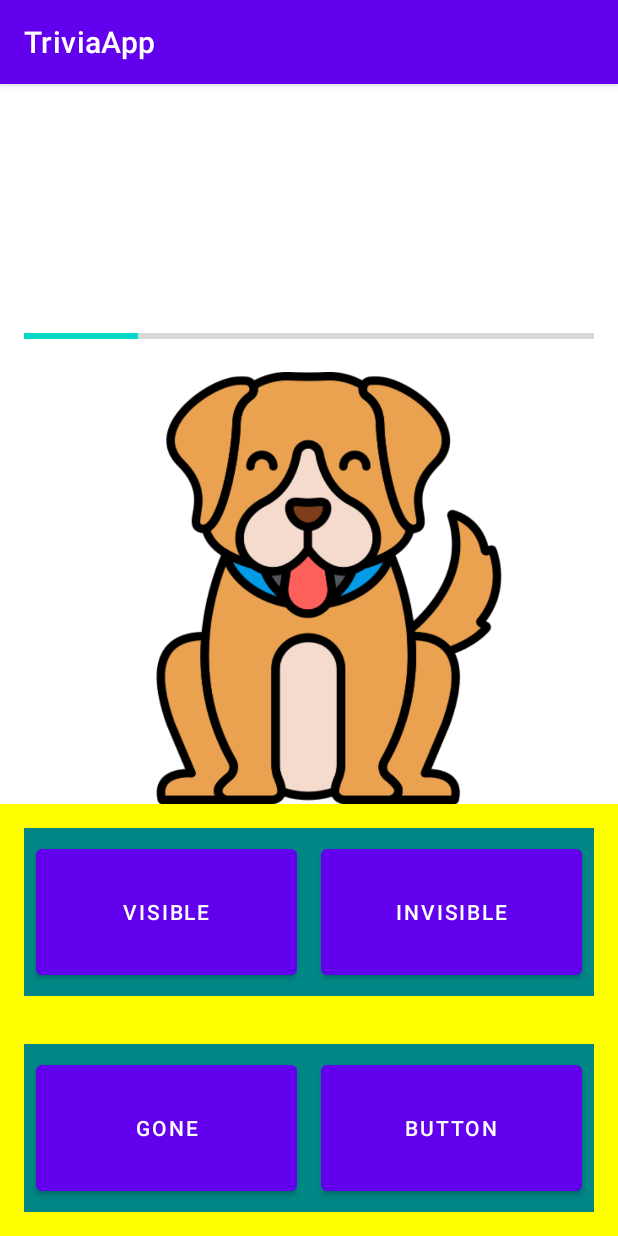
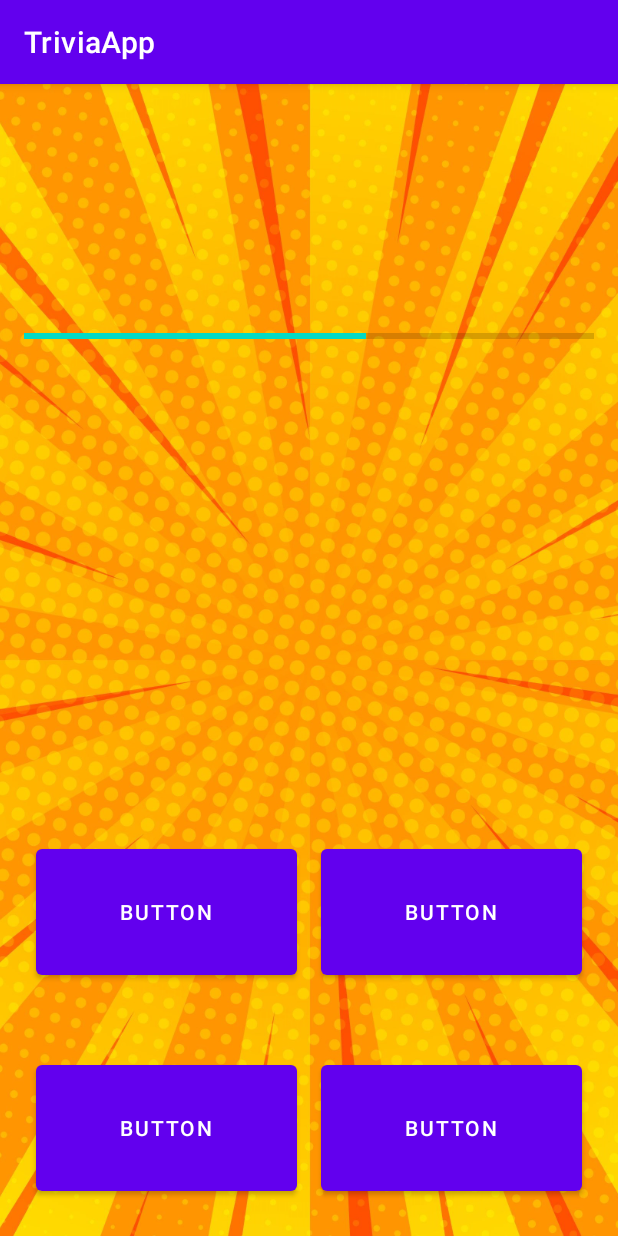
Before and after one commit to TomCo2210/22A-11345-L2-L4, an Android app: the screen it shows after launch (MainActivity), on a phone screen of 412 x 824 dp. Run offline under Robolectric (Android 15) with nearby library versions, the phone set to English and light mode, and no system bars; pictures from the network do not load; 4 statements that could not run were skipped.

Commit message:
Timer, Background, Vibrate, Glide, Toast, Models.

```diff
--- a/app/build.gradle
+++ b/app/build.gradle
@@ -35,4 +35,8 @@ dependencies {
     testImplementation 'junit:junit:4.+'
     androidTestImplementation 'androidx.test.ext:junit:1.1.3'
     androidTestImplementation 'androidx.test.espresso:espresso-core:3.4.0'
+
+    //Glide - image loader
+    implementation 'com.github.bumptech.glide:glide:4.12.0'
+    annotationProcessor 'com.github.bumptech.glide:compiler:4.12.0'
 }
--- a/app/src/main/AndroidManifest.xml
+++ b/app/src/main/AndroidManifest.xml
@@ -1,6 +1,9 @@
 <?xml version="1.0" encoding="utf-8"?>
 <manifest xmlns:android="http://schemas.android.com/apk/res/android"
     package="com.example.triviaapp">
+
+    <uses-permission android:name="android.permission.INTERNET"/>
+    <uses-permission android:name="android.permission.VIBRATE"/>
 
     <application
         android:allowBackup="true"
@@ -10,7 +13,7 @@
         android:supportsRtl="true"
         android:theme="@style/Theme.TriviaApp">
         <activity
-            android:name=".MainActivity"
+            android:name=".Activities.MainActivity"
             android:exported="true">
             <intent-filter>
                 <action android:name="android.intent.action.MAIN" />
--- /dev/null
+++ b/app/src/main/java/com/example/triviaapp/Activities/MainActivity.java
@@ -0,0 +1,152 @@
+package com.example.triviaapp.Activities;
+
+import androidx.appcompat.app.AppCompatActivity;
+
+import android.content.Context;
+import android.os.Build;
+import android.os.Bundle;
+import android.os.Handler;
+import android.os.VibrationEffect;
+import android.os.Vibrator;
+import android.util.Log;
+import android.view.View;
+import android.widget.Button;
+import android.widget.ImageView;
+import android.widget.ProgressBar;
+import android.widget.Toast;
+
+import com.bumptech.glide.Glide;
+import com.example.triviaapp.Models.DataManager;
+import com.example.triviaapp.Models.Question;
+import com.example.triviaapp.R;
+
+import java.util.ArrayList;
+import java.util.Timer;
+import java.util.TimerTask;
+
+public class MainActivity extends AppCompatActivity {
+
+    private ImageView main_IMG_question;
+    private ProgressBar main_PRG_time;
+    private Button[] main_BTN_answers;
+
+    private static final int DELAY = 1000;
+    private int clock = 10;
+    private Timer timer;
+
+    private ArrayList<Question> questions;
+    private int currentQuestion = 0;
+
+    @Override
+    protected void onCreate(Bundle savedInstanceState) {
+        super.onCreate(savedInstanceState);
+        setContentView(R.layout.activity_main);
+
+        questions = DataManager.generateQuestion();
+
+        findViews();
+        initViews();
+
+        main_PRG_time.setMax(10);
+        main_PRG_time.setProgress(10);
+    }
+
+    private void initViews() {
+        ImageView main_IMG_background = findViewById(R.id.main_IMG_background);
+        Glide
+                .with(this)
+                .load(R.drawable.img_background)
+                .centerCrop()
+                .into(main_IMG_background);
+        for (int i = 0; i < main_BTN_answers.length ; i++) {
+            int finalI = i;
+            main_BTN_answers[i].setOnClickListener(v -> {
+                clicked(finalI);
+            });
+        }
+    }
+
+    private void updateUI() {
+        startTicker();
+        Question q = questions.get(currentQuestion);
+
+        Glide
+                .with(this)
+                .load(q.getImage())
+                .into(main_IMG_question);
+
+        for (int i = 0; i < q.getAnswers().size(); i++) {
+            main_BTN_answers[i].setText(q.getAnswers().get(i));
+        }
+    }
+
+    private void clicked(int buttonIndex) {
+        vibrate();
+        if (buttonIndex == 0){
+            toast("Correct");
+        }
+        stopTicker();
+       // nextQuestion();
+    }
+
+    private void toast(String text) {
+        Toast.makeText(this, text, Toast.LENGTH_LONG).show();
+    }
+
+    private void vibrate() {
+        Vibrator v = (Vibrator) getSystemService(Context.VIBRATOR_SERVICE);
+        // Vibrate for 500 milliseconds
+        if (Build.VERSION.SDK_INT >= Build.VERSION_CODES.O) {
+            v.vibrate(VibrationEffect.createOneShot(500, VibrationEffect.DEFAULT_AMPLITUDE));
+        } else {
+            //deprecated in API 26
+            v.vibrate(500);
+        }
+    }
+
+    @Override
+    protected void onStart() {
+        super.onStart();
+        updateUI();
+    }
+
+    private void startTicker() {
+        timer = new Timer();
+        timer.scheduleAtFixedRate(new TimerTask() {
+            @Override
+            public void run() {
+                Log.d("timeTick", "Tick: " + clock + " On Thread: " + Thread.currentThread().getName());
+                runOnUiThread(() -> {
+                    Log.d("timeTick", "Tick: " + clock + " On Thread: " + Thread.currentThread().getName());
+                    updateProgressBar();
+                });
+            }
+        }, 0, DELAY);
+    }
+
+    private void updateProgressBar() {
+        main_PRG_time.setProgress(--clock);
+    }
+
+    @Override
+    protected void onStop() {
+        super.onStop();
+        stopTicker();
+    }
+
+    private void stopTicker() {
+       timer.cancel();
+    }
+
+
+    private void findViews() {
+        main_IMG_question = findViewById(R.id.main_IMG_question);
+        main_PRG_time = findViewById(R.id.main_PRG_time);
+        main_BTN_answers = new Button[]{
+                findViewById(R.id.main_BTN_answer1),
+                findViewById(R.id.main_BTN_answer2),
+                findViewById(R.id.main_BTN_answer3),
+                findViewById(R.id.main_BTN_answer4)
+        };
+    }
+}
--- a/app/src/main/java/com/example/triviaapp/MainActivity.java
+++ /dev/null
@@ -1,95 +0,0 @@
-package com.example.triviaapp;
-
-import androidx.appcompat.app.AppCompatActivity;
-
-import android.os.Bundle;
-import android.os.Handler;
-import android.util.Log;
-import android.view.View;
-import android.widget.Button;
-import android.widget.ImageView;
-import android.widget.ProgressBar;
-
-public class MainActivity extends AppCompatActivity {
-
-    private static final int DELAY = 1000;
-    private ImageView main_IMG_question;
-    private ProgressBar main_PRG_time;
-    private Button[] main_BTN_answers;
-    private int clock = 10;
-    private Handler handler = new Handler();
-    private Runnable r = new Runnable() {
-        @Override
-        public void run() {
-            Log.d("timeTick", "Tick: " + clock);
-            updateProgressBar();
-            handler.postDelayed(this, DELAY);
-        }
-    };
-
-    @Override
-    protected void onCreate(Bundle savedInstanceState) {
-        super.onCreate(savedInstanceState);
-        setContentView(R.layout.activity_main);
-
-        findViews();
-
-        main_PRG_time.setMax(10);
-        main_PRG_time.setProgress(10);
-
-        main_IMG_question.setImageResource(R.drawable.dog);
-
-        main_BTN_answers[0].setText("VISIBLE");
-        main_BTN_answers[1].setText("INVISIBLE");
-        main_BTN_answers[2].setText("GONE");
-
-        main_BTN_answers[0].setOnClickListener(new View.OnClickListener() {
-            @Override
-            public void onClick(View v) {
-                main_IMG_question.setVisibility(View.VISIBLE);
-            }
-        });
-        main_BTN_answers[1].setOnClickListener(v -> {
-            main_IMG_question.setVisibility(View.INVISIBLE);
-        });
-        main_BTN_answers[2].setOnClickListener(v -> {
-            main_IMG_question.setVisibility(View.GONE);
-        });
-    }
-
-    @Override
-    protected void onStart() {
-        super.onStart();
-        startTicker();
-    }
-
-    private void startTicker() {
-        handler.postDelayed(r, DELAY);
-    }
-
-    private void updateProgressBar() {
-        main_PRG_time.setProgress(--clock);
-    }
-
-    @Override
-    protected void onStop() {
-        super.onStop();
-        stopTicker();
-    }
-
-    private void stopTicker() {
-        handler.removeCallbacks(r);
-    }
-
-
-    private void findViews() {
-        main_IMG_question = findViewById(R.id.main_IMG_question);
-        main_PRG_time = findViewById(R.id.main_PRG_time);
-        main_BTN_answers = new Button[]{
-                findViewById(R.id.main_BTN_answer1),
-                findViewById(R.id.main_BTN_answer2),
-                findViewById(R.id.main_BTN_answer3),
-                findViewById(R.id.main_BTN_answer4)
-        };
-    }
-}
--- a/app/src/main/res/layout/activity_main.xml
+++ b/app/src/main/res/layout/activity_main.xml
@@ -1,25 +1,32 @@
 <?xml version="1.0" encoding="utf-8"?>
-<LinearLayout xmlns:android="http://schemas.android.com/apk/res/android"
+<RelativeLayout xmlns:android="http://schemas.android.com/apk/res/android"
     xmlns:app="http://schemas.android.com/apk/res-auto"
     xmlns:tools="http://schemas.android.com/tools"
-    android:id="@+id/linearLayout"
     android:layout_width="match_parent"
     android:layout_height="match_parent"
-    tools:context=".MainActivity"
+    tools:context=".Activities.MainActivity">
+
+    <ImageView
+        android:id="@+id/main_IMG_background"
+        android:layout_width="match_parent"
+        android:layout_height="match_parent"/>
+
+    <LinearLayout
+        android:layout_width="match_parent"
+        android:layout_height="match_parent"
         android:orientation="vertical">
-
 
         <View
             android:layout_width="match_parent"
             android:layout_height="0dp"
-        android:layout_weight="20"/>
+            android:layout_weight="20" />
 
         <ProgressBar
             android:id="@+id/main_PRG_time"
             style="?android:attr/progressBarStyleHorizontal"
             android:layout_width="match_parent"
             android:layout_height="wrap_content"
-        android:layout_margin="16dp"/>
+            android:layout_margin="16dp" />
 
         <ImageView
             android:id="@+id/main_IMG_question"
@@ -31,18 +38,18 @@
         <LinearLayout
             android:layout_width="match_parent"
             android:layout_height="0dp"
-        android:orientation="vertical"
             android:layout_weight="40"
-        android:background="@color/yellow_200A">
+            android:orientation="vertical">
+<!--            android:background="@color/yellow_200A"-->
 
 
             <LinearLayout
                 android:layout_width="match_parent"
                 android:layout_height="0dp"
+                android:layout_margin="16dp"
                 android:layout_weight="1"
-            android:layout_margin="16dp"
-            android:orientation="horizontal"
-            android:background="@color/teal_700">
+                android:orientation="horizontal">
+<!--                android:background="@color/teal_700"-->
 
                 <Button
                     android:id="@+id/main_BTN_answer1"
@@ -64,26 +71,27 @@
             <LinearLayout
                 android:layout_width="match_parent"
                 android:layout_height="0dp"
+                android:layout_margin="16dp"
                 android:layout_weight="1"
-            android:layout_margin="16dp"
-            android:orientation="horizontal"
-            android:background="@color/teal_700">
+                android:orientation="horizontal">
+<!--                android:background="@color/teal_700"-->
 
                 <Button
                     android:id="@+id/main_BTN_answer3"
                     android:layout_width="0dp"
                     android:layout_height="match_parent"
+                    android:layout_margin="8dp"
                     android:layout_weight="1"
-                android:layout_margin="8dp"
                     android:text="Button" />
 
                 <Button
                     android:id="@+id/main_BTN_answer4"
                     android:layout_width="0dp"
                     android:layout_height="match_parent"
+                    android:layout_margin="8dp"
                     android:layout_weight="1"
-                android:layout_margin="8dp"
                     android:text="Button" />
             </LinearLayout>
         </LinearLayout>
     </LinearLayout>
+</RelativeLayout>
```
Also changed, not shown: app/src/main/java/com/example/triviaapp/Models/DataManager.java (added, +25 -0 lines), app/src/main/res/drawable/img_background.jpg (added). Lines whose indentation alone changed are shown as unchanged.
